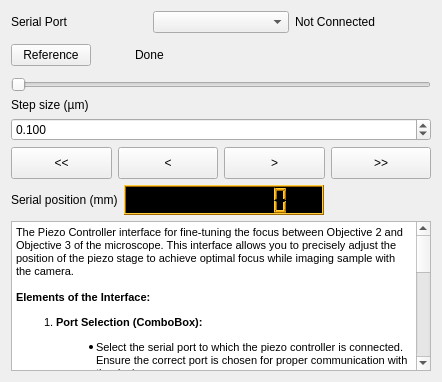
This is widget/ui_alignement_O2_O3.ui in thibault-brugiere/OPM_GUI as Qt 5 draws it before an edit. The edited form follows.
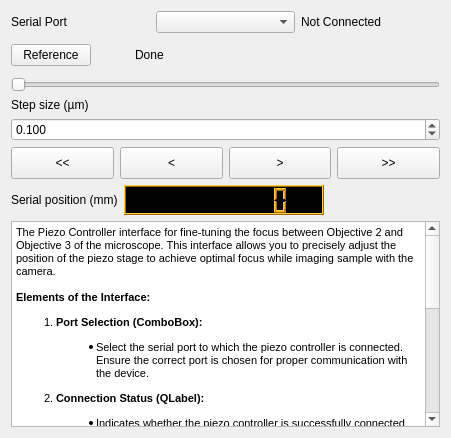
This is the edited form.

```diff
--- a/widget/ui_alignement_O2_O3.ui
+++ b/widget/ui_alignement_O2_O3.ui
@@ -6,8 +6,8 @@
    <rect>
     <x>0</x>
     <y>0</y>
-    <width>442</width>
-    <height>382</height>
+    <width>451</width>
+    <height>438</height>
    </rect>
   </property>
   <property name="windowTitle">
```
Left out of the diff: 3 changed lines with no effect on the pictures.
